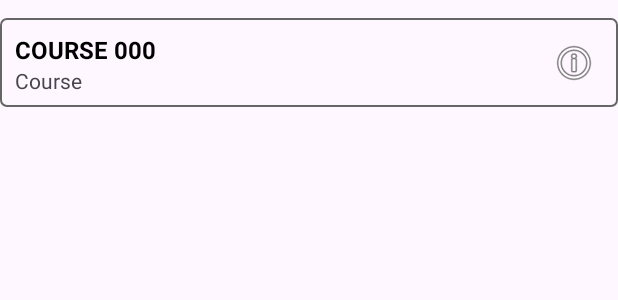
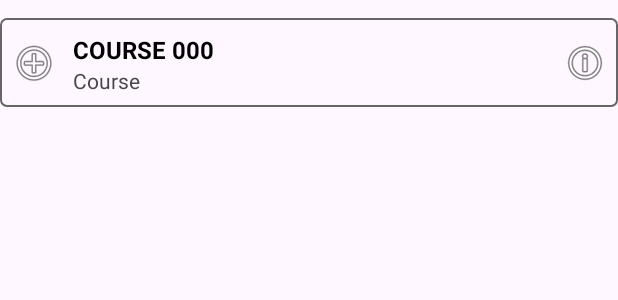
Before and after one commit to tanh-x/cs309-project, an Android app: the layout component_course_card.xml on its own in the app's theme, with its tools: preview values and no code run, on a phone screen of 412 x 824 dp. Shown: the top 300 px of the screen. Run offline under Robolectric (Android 15) with nearby library versions, the phone set to English and light mode, and no system bars; network calls fail.

```diff
--- a/Frontend/app/src/main/java/com/kewargs/cs309/activity/dashboard/ChatActivity.java
+++ b/Frontend/app/src/main/java/com/kewargs/cs309/activity/dashboard/ChatActivity.java
@@ -5,6 +5,7 @@ import android.os.Bundle;
 import android.view.View;
 import android.widget.Button;
 import android.widget.EditText;
+import android.widget.ImageButton;
 import android.widget.ScrollView;
 import android.widget.TextView;
 
@@ -28,7 +29,7 @@ public class ChatActivity extends AbstractActivity implements SocketListener {
 
     private ChatSocketClient chatSocketClient;
 
-    private Button backButton;
+    private ImageButton backButton;
     private Button sendButton;
     private EditText messageTextBox;
     private TextView chatText;
--- a/Frontend/app/src/main/res/layout/component_course_card.xml
+++ b/Frontend/app/src/main/res/layout/component_course_card.xml
@@ -17,31 +17,40 @@
             android:padding="8dp"
             android:layout_marginTop="12dp">
 
+        <ImageButton
+            android:id="@+id/addCourseButton"
+            android:layout_width="86dp"
+            android:layout_height="match_parent"
+            android:layout_weight="1"
+            android:background="#00FFFFFF"
+            android:src="@android:drawable/ic_menu_add" />
+
         <LinearLayout
-                android:orientation="vertical"
             android:layout_width="fill_parent"
             android:layout_height="wrap_content"
-                android:layout_weight="1">
+            android:layout_weight="1"
+            android:orientation="vertical"
+            android:paddingLeft="10dp">
 
             <TextView
-                    android:text="COURSE 000"
+                android:id="@+id/courseIdentifierText"
                 android:layout_width="match_parent"
                 android:layout_height="wrap_content"
-                    android:id="@+id/courseIdentifierText"
-                    android:textStyle="bold"
                 android:paddingLeft="2dp"
                 android:paddingTop="2dp"
+                android:text="COURSE 000"
+                android:textColor="#000000"
                 android:textColorHint="#000000"
-                    android:textColor="#000000"
-                    android:textSize="16dp" />
+                android:textSize="16dp"
+                android:textStyle="bold" />
 
             <TextView
-                    android:text="Course"
+                android:id="@+id/courseNameText"
                 android:layout_width="match_parent"
                 android:layout_height="wrap_content"
-                    android:id="@+id/courseNameText"
-                    android:textSize="14dp"
-                    android:paddingStart="2dp" />
+                android:paddingStart="2dp"
+                android:text="Course"
+                android:textSize="14dp" />
 
         </LinearLayout>
 
```
Also changed, not shown: Frontend/app/src/main/java/com/kewargs/cs309/components/CourseCardComponent.java (+8 -0 lines), Frontend/app/src/main/res/layout/activity_chat.xml (+3 -7 lines). Lines whose indentation alone changed are shown as unchanged.
